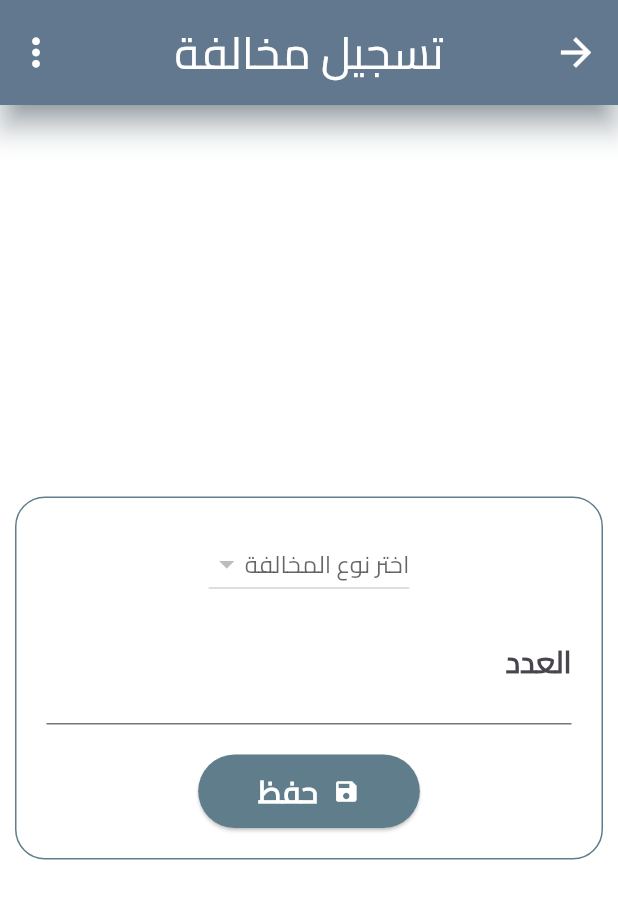
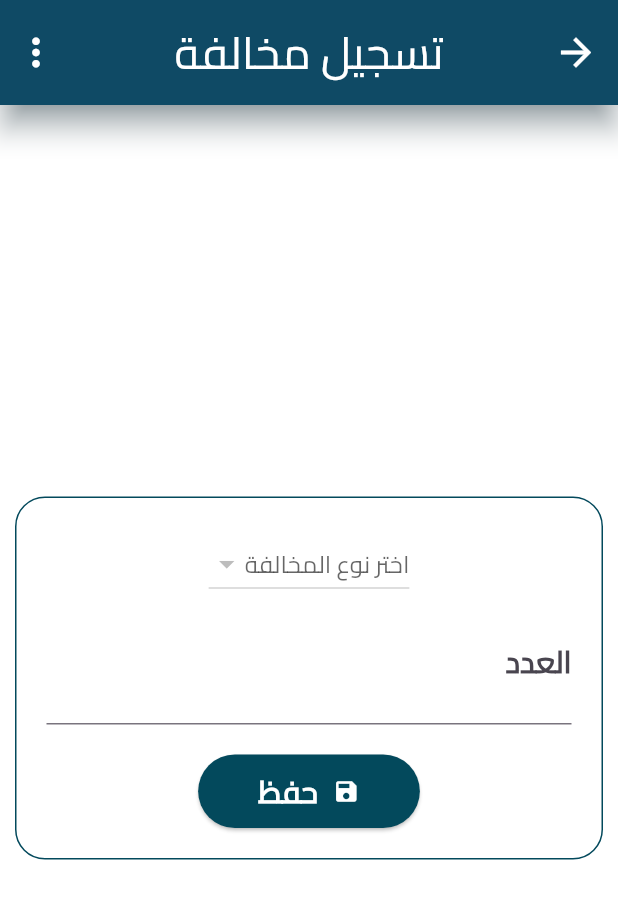
Before and after one commit to ahmedherhesh/almajhoud-flutter, a Flutter app: the UnitViolations screen opened directly with empty values, after a tap on the "add" icon, on a phone screen of 412 x 824 dp. Shown: the top 899 px of the screen. Run offline on Flutter 3.47's test engine with Material 3 defaults, Android fonts, the phone set to English and light mode, and no system bars; our stand-ins replace date_field, get, shared_preferences; missing offline and left inert: async_button_builder; accounts and stored records are empty.

Commit message:
some work in design and middleware

```diff
--- a/lib/colors.dart
+++ b/lib/colors.dart
@@ -1,6 +1,6 @@
 import 'package:flutter/material.dart';
 
 // const Color primaryColor = Color(0xff2f3542);
-const Color primaryColor = Colors.blueGrey;
+const Color primaryColor = Color.fromARGB(255, 3, 73, 92);
 const Color shadowColor = Colors.blueGrey;
 const double padding = 20, margin = 20;
--- a/lib/env.dart
+++ b/lib/env.dart
@@ -2,7 +2,7 @@ import 'dart:ui';
 
 import 'package:shared_preferences/shared_preferences.dart';
 
-const String mainUrl = 'http://192.168.1.3/almajhoud/public/api/v1';
+const String mainUrl = 'http://192.168.1.8/almajhoud/public/api/v1';
 SharedPreferences? sharedPreferences;
 dynamic userInfo = sharedPreferences!.getString('user');
 Map? sessionUser;
--- a/lib/view/unit_violations/unit_violations.dart
+++ b/lib/view/unit_violations/unit_violations.dart
@@ -34,6 +34,7 @@ class _UnitViolationsState extends State<UnitViolations> {
                     margin: const EdgeInsets.only(bottom: 12),
                     child: DateTimeFormField(
                       decoration: const InputDecoration(
+                        contentPadding: EdgeInsets.all(8),
                         hintStyle: TextStyle(color: Colors.black45),
                         errorStyle: TextStyle(color: Colors.redAccent),
                         border: OutlineInputBorder(),
@@ -45,6 +46,7 @@ class _UnitViolationsState extends State<UnitViolations> {
                       onDateSelected: (DateTime value) {
                         String val = "$value".split(' ')[0];
                         request['from'] = val;
+                        setState(() => request);
                       },
                     ),
                   ),
@@ -56,6 +58,7 @@ class _UnitViolationsState extends State<UnitViolations> {
                     margin: const EdgeInsets.only(bottom: 12),
                     child: DateTimeFormField(
                       decoration: const InputDecoration(
+                        contentPadding: EdgeInsets.all(8),
                         hintStyle: TextStyle(color: Colors.black45),
                         errorStyle: TextStyle(color: Colors.redAccent),
                         border: OutlineInputBorder(),
@@ -67,27 +70,28 @@ class _UnitViolationsState extends State<UnitViolations> {
                       onDateSelected: (DateTime value) {
                         String val = "$value".split(' ')[0];
                         request['to'] = val;
+                        setState(() => request);
                       },
                     ),
                   ),
                 ),
-                Container(
-                  margin: const EdgeInsets.only(right: 10),
-                  child: ElevatedButton(
-                    style: ButtonStyle(
-                      backgroundColor: MaterialStateColor.resolveWith(
-                        (states) => primaryColor,
-                      ),
-                    ),
-                    onPressed: () {
-                      setState(() => request);
-                    },
-                    child: const Icon(
-                      Icons.search,
-                      color: Colors.white,
-                    ),
-                  ),
-                )
+                // Container(
+                //   margin: const EdgeInsets.only(right: 10),
+                //   child: ElevatedButton(
+                //     style: ButtonStyle(
+                //       backgroundColor: MaterialStateColor.resolveWith(
+                //         (states) => primaryColor,
+                //       ),
+                //     ),
+                //     onPressed: () {
+                //       setState(() => request);
+                //     },
+                //     child: const Icon(
+                //       Icons.search,
+                //       color: Colors.white,
+                //     ),
+                //   ),
+                // )
               ],
             ),
           ),
@@ -95,10 +99,13 @@ class _UnitViolationsState extends State<UnitViolations> {
             child: FutureBuilder(
               future: API.get(
                 path:
-                    'units/${args['unit_id']}?from=${request['from']}&to=${request['to']}',
+                    'units/${args['unit_id']}?unit_id=${args['unit_id']}&from=${request['from']}&to=${request['to']}',
               ),
               builder: (context, AsyncSnapshot snapshot) {
-                List data = snapshot.hasData ? snapshot.data['data'] : [];
+                List data =
+                    snapshot.hasData && snapshot.data.containsKey('data')
+                        ? snapshot.data['data']
+                        : [];
                 if (snapshot.connectionState == ConnectionState.waiting) {
                   return const CustomProgressIndicator();
                 }
--- a/lib/view/units/create.dart
+++ b/lib/view/units/create.dart
@@ -18,7 +18,7 @@ class _CreateUnitState extends State<CreateUnit> {
     var formValid = formState.currentState!.validate();
     if (formValid) {
       var response = await API.post(path: 'units', body: {"title": title});
-      if (response['status'] == 200) {
+      if (response.containsKey('status') && response['status'] == 200) {
         Get.back(result: 1);
       }
     }
--- a/pubspec.yaml
+++ b/pubspec.yaml
@@ -41,8 +41,6 @@ dependencies:
   date_field: ^3.0.5
   async_button_builder: ^3.0.0+1
   dropdown_search: ^5.0.6
-
-
 
 dev_dependencies:
   flutter_test:
```
Also changed, not shown: lib/custom_widgets.dart (+55 -45 lines), lib/main.dart (+9 -1 lines), lib/middleware/auth_middleware.dart (added, +30 -0 lines), lib/view/auth/login.dart (+2 -18 lines), lib/view/unit_violations/units_violations.dart (+21 -17 lines).
